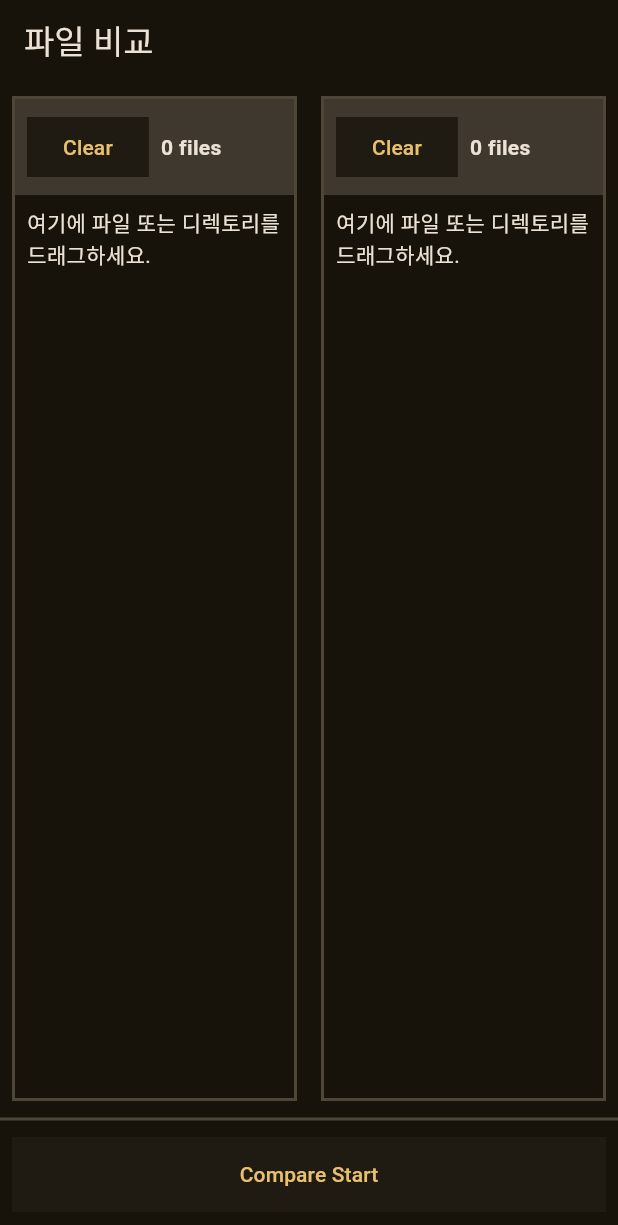
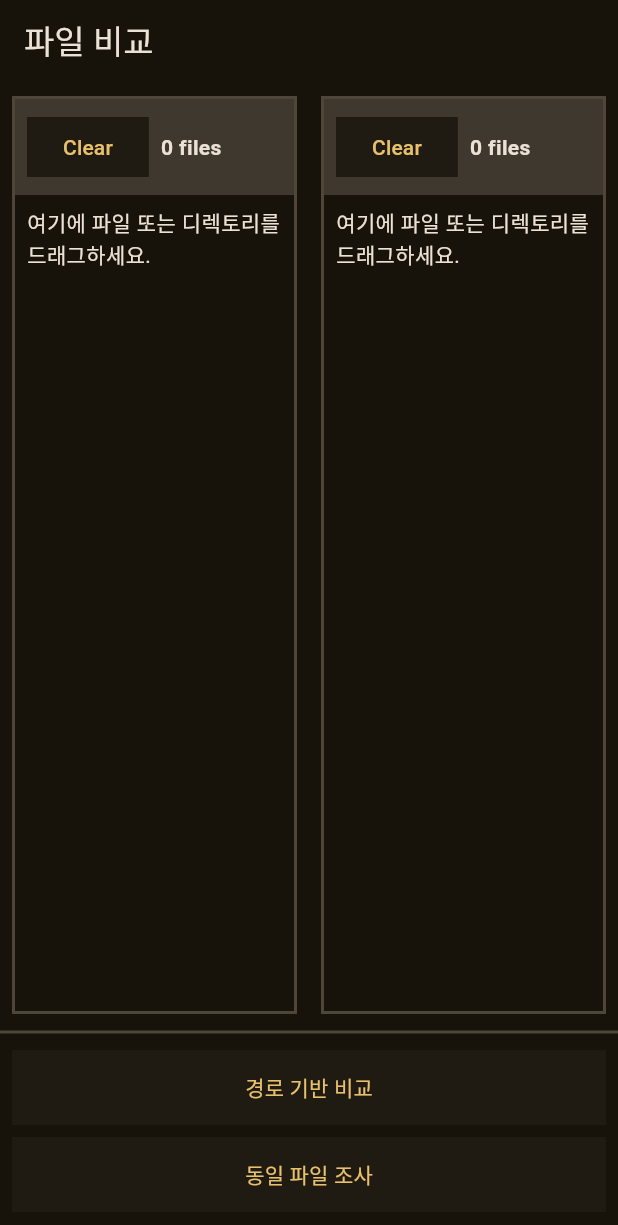
Before and after one commit to lucusowl/cinnamon, a Flutter app: the screen it shows after launch, on a phone screen of 412 x 824 dp. Shown: the top 1225 px of the screen. Run offline on Flutter 3.47's test engine with Material 3 defaults, Android fonts, the phone set to English and light mode, and no system bars; missing offline and left inert: desktop_drop.

Commit message:
feat: v0.5.0 new feature
- add: 돌아가기 버튼, 목록 유지
- add: 동일 파일 조사 버튼
- update: isolate 동작이 가능하게 변경
  - _calculateHash 함수를 class 밖으로

```diff
--- a/lib/main.dart
+++ b/lib/main.dart
@@ -196,15 +196,50 @@ class _FileComparePageState extends State<FileComparePage> {
           // 비교 버튼 및 결과 표시
           Padding(
             padding: const EdgeInsets.fromLTRB(8.0, 8.0, 8.0, 16.0),
-            child: SizedBox(
+            child: (isComparing)
+              ? const CircularProgressIndicator() // 비교 중
+              : (comparisonDone)
+                ? Column( // After 비교 - 결과 출력
+                    spacing: 8.0,
+                    children: [
+                      SizedBox(
                         width: double.infinity,
                         height: 50,
-              child: (isComparing)
-                ? const CircularProgressIndicator()
-                  : ElevatedButton(
-                      onPressed: _onButtonPressed,
-                    child: Text(comparisonDone ? "Reset List" : "Compare Start"),
+                        child: ElevatedButton(
+                          onPressed: _onButtonBack,
+                          child: Text("돌아가기"),
+                        )
                       ),
+                      SizedBox(
+                        width: double.infinity,
+                        height: 50,
+                        child: ElevatedButton(
+                          onPressed: _onButtonReset,
+                          child: Text("초기화"),
+                        )
+                      ),
+                    ],
+                  )
+                : Column( // Before 비교
+                    spacing: 8.0,
+                    children: [
+                      SizedBox(
+                        width: double.infinity,
+                        height: 50,
+                        child: ElevatedButton(
+                          onPressed: _onButtonCompareWithPath,
+                          child: Text("경로 기반 비교"),
+                        ),
+                      ),
+                      SizedBox(
+                        width: double.infinity,
+                        height: 50,
+                        child: ElevatedButton(
+                          onPressed: _onButtonCompareWithSize,
+                          child: Text("동일 파일 조사"),
+                        ),
+                      ),
+                    ],
                   ),
           ),
         ],
@@ -324,18 +359,32 @@ class _FileComparePageState extends State<FileComparePage> {
     );
   }
 
-  /// 버튼 클릭시 비교 수행 또는 목록 리셋
-  Future<void> _onButtonPressed() async {
-    if (comparisonDone) {
-      // Reset List: 양쪽 파일 목록 초기화
+  /// 버튼 클릭시 비교전 목록 유지
+  Future<void> _onButtonBack() async {
+    if (!comparisonDone) {
+      // 경고
+      return;
+    }
+    setState(() {
+      compareResults.clear();
+      comparisonDone = false;
+    });
+  }
+  /// 버튼 클릭시 비교전 목록 초기화
+  Future<void> _onButtonReset() async {
+    if (!comparisonDone) {
+      // 경고
+      return;
+    }
     setState(() {
       leftFiles.clear();
       rightFiles.clear();
       compareResults.clear();
       comparisonDone = false;
     });
-    } else {
-      // Compare Start: 양쪽에 파일이 있는지 확인
+  }
+  /// 버튼 클릭시 비교 수행, 경로 기반 비교
+  Future<void> _onButtonCompareWithPath() async {
     if (leftFiles.isEmpty || rightFiles.isEmpty) {
       _showAlert("양쪽 모두 업로드해주세요.");
       return;
@@ -350,13 +399,23 @@ class _FileComparePageState extends State<FileComparePage> {
       comparisonDone = true;
     });
   }
+  /// 버튼 클릭시 비교 수행, 동일 파일 조사
+  Future<void> _onButtonCompareWithSize() async {
+    if (leftFiles.isEmpty || rightFiles.isEmpty) {
+      _showAlert("양쪽 모두 업로드해주세요.");
+      return;
+    }
+    setState(() {
+      isComparing = true;
+    });
+    final results = await _compareFilesWithSize(leftFiles, rightFiles);
+    setState(() {
+      compareResults = results;
+      isComparing = false;
+      comparisonDone = true;
+    });
   }
 
-  /// isolate에서 호출할 해시 계산 함수 (동기적으로 파일을 읽어 MD5 해시를 계산)
-  Future<String> _calculateHash(String filePath) async {
-    final bytes = File(filePath).readAsBytesSync();
-    return md5.convert(bytes).toString();
-  }
   /// 비교 프로세스 A: relativePath를 기반으로 필터링 후 해시 비교
   Future<List<CompareResult>> _compareFilesWithPath(List<FileItem> left, List<FileItem> right) async {
     // 각각을 relativePath를 key로 하는 맵으로 변환합니다.
@@ -564,3 +623,9 @@ class _FileComparePageState extends State<FileComparePage> {
     );
   }
 }
+
+/// isolate에서 호출할 해시 계산 함수 (동기적으로 파일을 읽어 MD5 해시를 계산)
+Future<String> _calculateHash(String filePath) async {
+  final bytes = File(filePath).readAsBytesSync();
+  return md5.convert(bytes).toString();
+}
```
Lines whose indentation alone changed are shown as unchanged.
